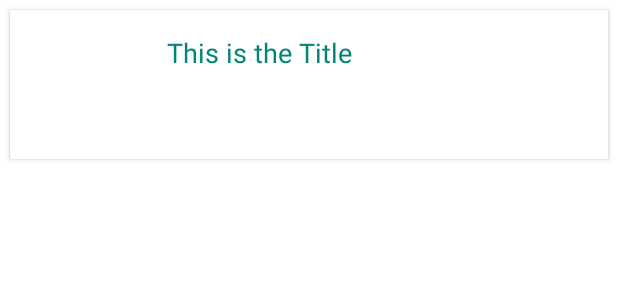
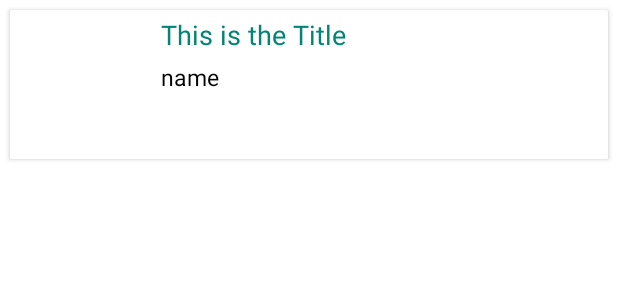
Before and after one commit to dayabaran/AnimeViewer, an Android app: the layout anime_list_item.xml on its own in the app's theme, with its tools: preview values and no code run, on a phone screen of 412 x 824 dp. Shown: the top 300 px of the screen. Run offline under Robolectric (Android 15) with nearby library versions, the phone set to English and light mode, and no system bars.

Commit message:
Daya - Adding adapter items and binding few more items

```diff
--- a/app/src/main/AndroidManifest.xml
+++ b/app/src/main/AndroidManifest.xml
@@ -9,7 +9,7 @@
         android:roundIcon="@mipmap/ic_launcher_round"
         android:supportsRtl="true"
         android:theme="@style/Theme.AnimeViewer">
-        <activity android:name=".MainActivity">
+        <activity android:name=".view.AnimeViewerActivity">
             <intent-filter>
                 <action android:name="android.intent.action.MAIN" />
 
--- a/app/src/main/java/com/example/animeviewer/AnimeItemsDao.kt
+++ /dev/null
@@ -1,4 +0,0 @@
-package com.example.animeviewer
-
-interface AnimeItemsDao {
-}
--- a/app/src/main/java/com/example/animeviewer/api/RetrofitClient.kt
+++ b/app/src/main/java/com/example/animeviewer/api/RetrofitClient.kt
@@ -1,10 +1,7 @@
 package com.example.animeviewer.api
 
 import android.util.Log
-import com.example.animeviewer.AnimeResponse
-import com.example.animeviewer.viewmodel.AnimeViewModel
-import com.google.gson.JsonArray
-import com.google.gson.JsonObject
+import com.example.animeviewer.model.AnimeResponse
 import okhttp3.OkHttpClient
 import retrofit2.Call
 import retrofit2.Callback
--- a/app/src/main/java/com/example/animeviewer/model/AnimeItem.kt
+++ b/app/src/main/java/com/example/animeviewer/model/AnimeItem.kt
@@ -3,9 +3,11 @@ package com.example.animeviewer.model
 import android.util.Log
 import android.widget.ImageView
 import androidx.databinding.BindingAdapter
+import com.example.animeviewer.R
 import com.google.gson.annotations.Expose
 import com.google.gson.annotations.SerializedName
 import com.squareup.picasso.Picasso
+import java.text.SimpleDateFormat
 
 class AnimeItem {
     @SerializedName("mal_id")
@@ -67,10 +69,26 @@ class AnimeItem {
         @BindingAdapter("image_url")
         fun loadImage(imageView: ImageView, imageURL: String) {
 
-            Log.e("imgeurl",imageURL)
+            Log.e("imgeurl", imageURL)
             val picasso = Picasso.get()
-            picasso.load(imageURL).into(imageView)
+            picasso.load(imageURL)
+                .placeholder(R.drawable.ic_launcher_foreground)
+                .into(imageView)
         }
 
     }
+
+    /**
+     * Parse the given Date
+     */
+
+    fun getDateFormatted(date:String?) : String{
+        if (date != null) date else return "Date Not Available"
+        val pattern = "yyyy-MM-dd'T'HH:mm:ssX"
+        val inputFormat = SimpleDateFormat(pattern)
+        val outputFormat = SimpleDateFormat("yyyy-MM-dd")
+        val dateNew1  = inputFormat.parse(date?:"0")
+        val output = outputFormat.format(dateNew1)
+        return output
+    }
 }
--- a/app/src/main/java/com/example/animeviewer/AnimeResponse.kt
+++ b/app/src/main/java/com/example/animeviewer/model/AnimeResponse.kt
@@ -1,4 +1,4 @@
-package com.example.animeviewer
+package com.example.animeviewer.model
 
 import com.example.animeviewer.model.AnimeItem
 import com.google.gson.annotations.Expose
--- a/app/src/main/java/com/example/animeviewer/model/AnimeRespository.kt
+++ b/app/src/main/java/com/example/animeviewer/model/AnimeRespository.kt
@@ -1,14 +1,8 @@
 package com.example.animeviewer.model
 
 import android.util.Log
-import androidx.lifecycle.LiveData
 import androidx.lifecycle.MutableLiveData
-import com.example.animeviewer.AnimeResponse
 import com.example.animeviewer.api.RetrofitClient
-import com.example.animeviewer.viewmodel.AnimeViewModel
-import com.google.gson.GsonBuilder
-import com.google.gson.JsonArray
-import com.google.gson.JsonParser
 import retrofit2.Call
 import retrofit2.Callback
 import retrofit2.Response
@@ -44,8 +38,4 @@ class AnimeRespository {
         return mutableLiveData
     }
 
-    companion object {
-
-        private val TAG = "AnimeRepository"
-    }
 }
--- a/app/src/main/java/com/example/animeviewer/AnimeAdapter.kt
+++ b/app/src/main/java/com/example/animeviewer/view/AnimeAdapter.kt
@@ -1,11 +1,10 @@
-package com.example.animeviewer
+package com.example.animeviewer.view
 
-import android.util.Log
 import android.view.LayoutInflater
-import android.view.View
 import android.view.ViewGroup
 import androidx.databinding.DataBindingUtil
 import androidx.recyclerview.widget.RecyclerView
+import com.example.animeviewer.R
 import com.example.animeviewer.databinding.AnimeListItemBinding
 import com.example.animeviewer.model.AnimeItem
 
@@ -13,6 +12,9 @@ class AnimeAdapter : RecyclerView.Adapter<AnimeAdapter.AnimeViewHolder>() {
 
     private var animeList: ArrayList<AnimeItem>? = null
 
+    /**
+     * Inflate the view
+     */
     override fun onCreateViewHolder(parent: ViewGroup, viewType: Int): AnimeViewHolder {
         val animeListItemBinding = DataBindingUtil.inflate<AnimeListItemBinding>(
             LayoutInflater.from(parent.context),
@@ -22,6 +24,9 @@ class AnimeAdapter : RecyclerView.Adapter<AnimeAdapter.AnimeViewHolder>() {
 
     }
 
+    /**
+     * Bind the view with the data
+     */
     override fun onBindViewHolder(holder: AnimeViewHolder, position: Int) {
         val currentItem = animeList!![position]
         holder.binding.animeItemModel = currentItem
@@ -33,14 +38,12 @@ class AnimeAdapter : RecyclerView.Adapter<AnimeAdapter.AnimeViewHolder>() {
     }
 
     override fun getItemCount() : Int {
-         return if (animeList != null) {
-            animeList!!.size
-        } else {
-            0
-        }
+         return animeList?.size ?: 0;
     }
 
-
+    /**
+     * ViewHolder Pattern
+     */
     inner class AnimeViewHolder(var binding: AnimeListItemBinding) :
         RecyclerView.ViewHolder(binding.root)
     }
--- a/app/src/main/java/com/example/animeviewer/MainActivity.kt
+++ b/app/src/main/java/com/example/animeviewer/view/AnimeViewerActivity.kt
@@ -1,4 +1,4 @@
-package com.example.animeviewer
+package com.example.animeviewer.view
 
 import android.os.Bundle
 import androidx.appcompat.app.AppCompatActivity
@@ -9,8 +9,9 @@ import com.example.animeviewer.databinding.ActivityMainBinding
 import com.example.animeviewer.model.AnimeItem
 import com.example.animeviewer.viewmodel.AnimeViewModel
 import java.util.*
+import kotlin.collections.ArrayList
 
-class MainActivity : AppCompatActivity() {
+class AnimeViewerActivity : AppCompatActivity() {
 
     private lateinit var binding: ActivityMainBinding
     private var adapter: AnimeAdapter? = null
--- a/app/src/main/res/layout/activity_main.xml
+++ b/app/src/main/res/layout/activity_main.xml
@@ -1,6 +1,5 @@
 <?xml version="1.0" encoding="utf-8"?>
 <layout xmlns:android="http://schemas.android.com/apk/res/android"
-    xmlns:app="http://schemas.android.com/apk/res-auto"
     xmlns:tools="http://schemas.android.com/tools">
 
     <data>
@@ -10,7 +9,7 @@
     <androidx.constraintlayout.widget.ConstraintLayout
         android:layout_width="match_parent"
         android:layout_height="match_parent"
-        tools:context=".MainActivity">
+        tools:context=".view.AnimeViewerActivity">
 
 
         <androidx.recyclerview.widget.RecyclerView
--- a/app/src/main/res/layout/anime_list_item.xml
+++ b/app/src/main/res/layout/anime_list_item.xml
@@ -11,7 +11,6 @@
             type="com.example.animeviewer.model.AnimeItem" />
 
     </data>
-    <!--                bind:image_url="@{animeItemModel.image_url}"-->
 
     <LinearLayout
         android:layout_width="match_parent"
@@ -19,7 +18,7 @@
         android:adjustViewBounds="true">
 
         <androidx.cardview.widget.CardView
-            android:id="@+id/cvdeveloper"
+            android:id="@+id/cvanime"
             android:layout_width="match_parent"
             android:layout_height="match_parent"
             android:layout_gravity="center"
@@ -32,21 +31,23 @@
                 android:layout_height="wrap_content">
 
 
+
                 <ImageView
                     android:id="@+id/img_pic"
-                    android:contentDescription="@string/anime_image"
                     android:layout_width="@dimen/_60sdp"
                     android:layout_height="@dimen/_60sdp"
-                    android:layout_marginStart="@dimen/_8sdp"
-                    android:layout_marginLeft="@dimen/_8sdp"
+                    android:layout_margin="@dimen/_8sdp"
+                    android:layout_marginStart="4dp"
                     android:layout_marginTop="@dimen/_8sdp"
                     android:layout_marginBottom="@dimen/_8sdp"
                     android:background="?attr/selectableItemBackgroundBorderless"
+                    android:contentDescription="@string/anime_image"
                     android:scaleType="fitXY"
-                    bind:image_url = "@{animeItemModel.imageUrl}"
+                    bind:image_url="@{animeItemModel.imageUrl}"
                     bind:layout_constraintBottom_toBottomOf="parent"
                     bind:layout_constraintStart_toStartOf="parent"
-                    bind:layout_constraintTop_toTopOf="parent" />
+                    bind:layout_constraintTop_toTopOf="parent"
+                    bind:layout_constraintVertical_bias="0.0" />
 
                 <TextView
                     android:id="@+id/animeTitle"
@@ -54,9 +55,9 @@
                     android:layout_height="wrap_content"
                     android:layout_below="@+id/img_pic"
                     android:layout_marginStart="@dimen/_8sdp"
-                    android:layout_marginTop="@dimen/_8sdp"
+                    android:layout_marginTop="@dimen/_2sdp"
                     android:layout_marginEnd="@dimen/_8sdp"
-                    android:padding="@dimen/_4sdp"
+                    android:padding="@dimen/_1sdp"
                     android:text="@{animeItemModel.title}"
                     android:textColor="@color/colorPrimary"
                     android:textSize="@dimen/_14ssp"
@@ -65,23 +66,67 @@
                     bind:layout_constraintTop_toTopOf="parent"
                     tools:text="This is the Title" />
 
-                <!--                <TextView-->
-                <!--                    android:id="@+id/tv_fullname"-->
-                <!--                    android:layout_width="0dp"-->
-                <!--                    android:layout_height="wrap_content"-->
-                <!--                    android:layout_below="@+id/tv_usernme"-->
-                <!--                    android:layout_marginStart="@dimen/_8sdp"-->
-                <!--                    android:layout_marginTop="@dimen/_2sdp"-->
-                <!--                    android:layout_marginEnd="@dimen/_8sdp"-->
-                <!--                    android:padding="@dimen/_4sdp"-->
-                <!--                    android:text="@{developerModel.name}"-->
-                <!--                    android:textColor="@color/colorAccent"-->
-                <!--                    android:textSize="@dimen/_12ssp"-->
-                <!--                    bind:layout_constraintEnd_toEndOf="parent"-->
-                <!--                    bind:layout_constraintStart_toEndOf="@+id/img_pic"-->
-                <!--                    bind:layout_constraintTop_toBottomOf="@+id/tv_usernme"-->
-                <!--                    tools:text="name" />-->
 
+                <TextView
+                    android:id="@+id/animeSynopsis"
+                    android:layout_width="0dp"
+                    android:layout_height="wrap_content"
+                    android:layout_below="@+id/animeTitle"
+                    android:layout_marginStart="@dimen/_8sdp"
+                    android:layout_marginTop="@dimen/_2sdp"
+                    android:layout_marginEnd="@dimen/_8sdp"
+                    android:padding="@dimen/_1sdp"
+                    android:maxLines="3"
+                    android:text="@{animeItemModel.synopsis}"
+                    android:textColor="@color/black"
+                    android:textSize="@dimen/_12sdp"
+                    bind:layout_constraintEnd_toEndOf="parent"
+                    bind:layout_constraintStart_toEndOf="@+id/img_pic"
+                    bind:layout_constraintTop_toBottomOf="@+id/animeTitle"
+                    tools:text="name" />
+
+                <TextView
+                    android:id="@+id/animeStart"
+                    android:layout_width="wrap_content"
+                    android:layout_height="wrap_content"
+                    android:padding="@dimen/_1sdp"
+                    android:layout_marginStart="@dimen/_8sdp"
+                    android:layout_marginEnd="@dimen/_8sdp"
+                    android:text="@{animeItemModel.getDateFormatted(animeItemModel.startDate)}"
+                    android:textColor="@color/purple_200"
+                    bind:layout_constraintBottom_toBottomOf="parent"
+                    bind:layout_constraintEnd_toStartOf="@+id/animeRating"
+                    bind:layout_constraintStart_toEndOf="@+id/img_pic"
+                    bind:layout_constraintTop_toBottomOf="@+id/animeSynopsis" />
+
+                <TextView
+                    android:id="@+id/animeRating"
+                    android:layout_width="wrap_content"
+                    android:layout_height="wrap_content"
+                    android:text="@{animeItemModel.rated}"
+                    android:padding="@dimen/_1sdp"
+                    android:layout_marginStart="@dimen/_8sdp"
+                    android:layout_marginEnd="@dimen/_8sdp"
+                    android:textColor="@color/colorAccent"
+                    bind:layout_constraintBottom_toBottomOf="parent"
+                    bind:layout_constraintEnd_toStartOf="@+id/animeEnd"
+                    bind:layout_constraintStart_toEndOf="@+id/animeStart"
+                    bind:layout_constraintTop_toBottomOf="@+id/animeSynopsis" />
+
+
+                <TextView
+                    android:id="@+id/animeEnd"
+                    android:layout_width="wrap_content"
+                    android:layout_height="wrap_content"
+                    android:layout_marginStart="@dimen/_8sdp"
+                    android:layout_marginEnd="@dimen/_8sdp"
+                    android:padding="@dimen/_1sdp"
+                    android:text="@{animeItemModel.getDateFormatted(animeItemModel.endDate)}"
+                    android:textColor="@color/purple_200"
+                    bind:layout_constraintBottom_toBottomOf="parent"
+                    bind:layout_constraintEnd_toEndOf="parent"
+                    bind:layout_constraintStart_toEndOf="@+id/animeRating"
+                    bind:layout_constraintTop_toBottomOf="@+id/animeSynopsis" />
             </androidx.constraintlayout.widget.ConstraintLayout>
         </androidx.cardview.widget.CardView>
     </LinearLayout>
--- a/app/src/main/res/values/strings.xml
+++ b/app/src/main/res/values/strings.xml
@@ -1,4 +1,6 @@
 <resources>
     <string name="app_name">AnimeViewer</string>
     <string name="anime_image">Anime Image</string>
+    <string name="format">%1$td/%1$tm/%1$tY</string>
+
 </resources>
```
Also changed, not shown: app/src/main/java/com/example/animeviewer/api/AnimeApi.kt (+1 -7 lines).
